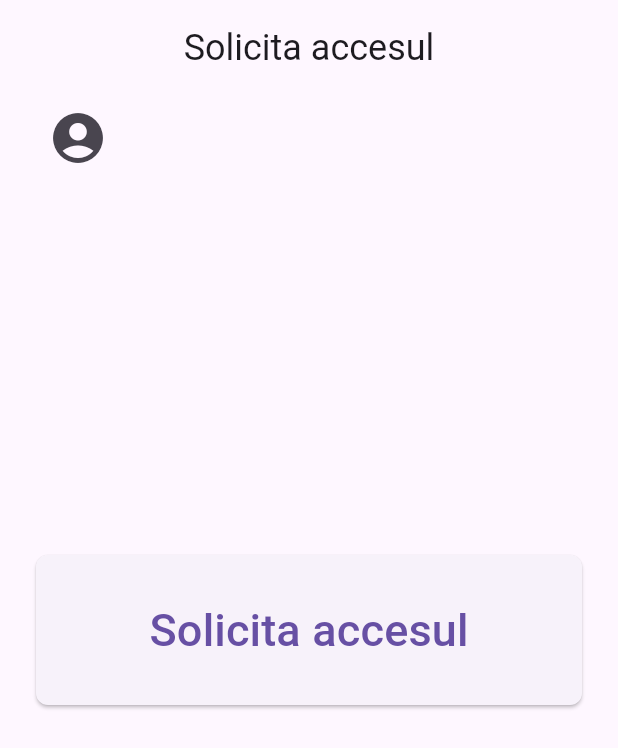
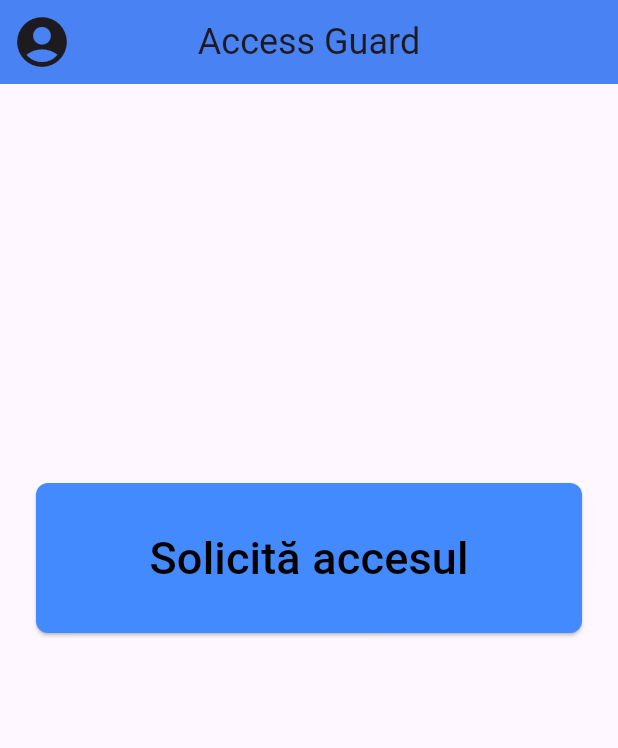
Before and after one commit to davidstana1/access-faculty-project, a Flutter app: the RequestAccessPage screen opened directly, on a phone screen of 412 x 824 dp. Shown: the top 748 px of the screen. Run offline on Flutter 3.47's test engine with Material 3 defaults, Android fonts, the phone set to English and light mode, and no system bars.

Commit message:
Redesign Home Page

```diff
--- a/mobile-app/lib/pages/connection_selection_page.dart
+++ b/mobile-app/lib/pages/connection_selection_page.dart
@@ -5,6 +5,7 @@ import 'package:acccess_guard/services/send_service_esp.dart';
 import 'access_pending_page.dart';
 import 'package:acccess_guard/services/send_service_web.dart';
 
+bool receivedResponse = false; // devinde true cand primes raspuns de la web/esp
 
 class ConecctionSelectionPage extends StatelessWidget {
   const ConecctionSelectionPage({super.key});
@@ -22,6 +23,12 @@ class ConecctionSelectionPage extends StatelessWidget {
 
     // Așteaptă 3 secunde
     await Future.delayed(const Duration(seconds: 3));
+
+    // Așteaptă până când receivedResponse devine true
+    // while (!receivedResponse) {
+    //   await Future.delayed(const Duration(milliseconds: 100));
+    // }
+    // receivedResponse = false;
 
     // Revine la pagina principala
     Navigator.push(
--- a/mobile-app/lib/pages/request_access_page.dart
+++ b/mobile-app/lib/pages/request_access_page.dart
@@ -6,25 +6,76 @@ class RequestAccessPage extends StatelessWidget {
   const RequestAccessPage({super.key});
 
   @override
+  // Widget build(BuildContext context) {
+  //   return Scaffold(
+  //     body: SafeArea(
+  //       child: Padding(
+  //         padding: const EdgeInsets.symmetric(horizontal: 24.0, vertical: 16.0),
+  //         child: Column(
+  //           crossAxisAlignment: CrossAxisAlignment.start,
+  //           children: [
+  //             // Titlu centrat
+  //             Center(
+  //               child: Text(
+  //                 'Access Guard',
+  //                 style: Theme.of(context).textTheme.headlineSmall,
+  //               ),
+  //             ),
+  //             const SizedBox(height: 16),
+  //
+  //             // Iconiță profil
+  //             IconButton(
+  //               icon: const Icon(Icons.account_circle, size: 40),
+  //               onPressed: () {
+  //                 Navigator.push(
+  //                   context,
+  //                   MaterialPageRoute(
+  //                     builder: (context) => const AccessHistoryPage(),
+  //                   ),
+  //                 );
+  //               },
+  //             ),
+  //
+  //             const SizedBox(height: 250), // Spațiu vertical între icon și buton
+  //
+  //             // Buton pe mijlocul ecranului
+  //             Center(
+  //               child: ElevatedButton(
+  //                 onPressed: () {
+  //                   Navigator.push(
+  //                     context,
+  //                     MaterialPageRoute(
+  //                       builder: (context) => const ConecctionSelectionPage(),
+  //                     ),
+  //                   );
+  //                 },
+  //                 child: const Text(
+  //                     "Solicita accesul",
+  //                     style: TextStyle(
+  //                       fontSize: 30
+  //                     ),
+  //                 ),
+  //                 style: ElevatedButton.styleFrom(
+  //                     minimumSize: const Size.fromHeight(100),
+  //                     shape: RoundedRectangleBorder(
+  //                       borderRadius: BorderRadius.circular(8),
+  //                     ),
+  //                 ),
+  //               ),
+  //             ),
+  //           ],
+  //         ),
+  //       ),
+  //     ),
+  //   );
+  // }
+
   Widget build(BuildContext context) {
     return Scaffold(
-      body: SafeArea(
-        child: Padding(
-          padding: const EdgeInsets.symmetric(horizontal: 24.0, vertical: 16.0),
-          child: Column(
-            crossAxisAlignment: CrossAxisAlignment.start,
-            children: [
-              // Titlu centrat
-              Center(
-                child: Text(
-                  'Solicita accesul',
-                  style: Theme.of(context).textTheme.headlineSmall,
-                ),
-              ),
-              const SizedBox(height: 16),
-
-              // Iconiță profil
-              IconButton(
+      appBar: AppBar(
+        elevation: 10.0,
+        backgroundColor: Colors.blueAccent,
+        leading: IconButton(
           icon: const Icon(Icons.account_circle, size: 40),
           onPressed: () {
             Navigator.push(
@@ -35,10 +86,17 @@ class RequestAccessPage extends StatelessWidget {
             );
           },
         ),
-
-              const SizedBox(height: 250), // Spațiu vertical între icon și buton
-
-              // Buton pe mijlocul ecranului
+        title: const Text(
+          'Access Guard',
+          style: TextStyle(fontSize: 24),
+        ),
+        centerTitle: true,
+      ),
+      body: Padding(
+        padding: const EdgeInsets.symmetric(horizontal: 24.0, vertical: 16.0),
+        child: Column(
+          children: [
+            const SizedBox(height: 250), // Spațiu gol
             Center(
               child: ElevatedButton(
                 onPressed: () {
@@ -50,12 +108,14 @@ class RequestAccessPage extends StatelessWidget {
                   );
                 },
                 child: const Text(
-                      "Solicita accesul",
+                  "Solicită accesul",
                   style: TextStyle(
-                        fontSize: 30
+                      fontSize: 30,
+                      color: Colors.black,
                   ),
                 ),
                 style: ElevatedButton.styleFrom(
+                  backgroundColor: Colors.blueAccent,
                   minimumSize: const Size.fromHeight(100),
                   shape: RoundedRectangleBorder(
                     borderRadius: BorderRadius.circular(8),
@@ -66,7 +126,8 @@ class RequestAccessPage extends StatelessWidget {
           ],
         ),
       ),
-      ),
     );
   }
+
+
 }
```
Lines whose indentation alone changed are shown as unchanged.
